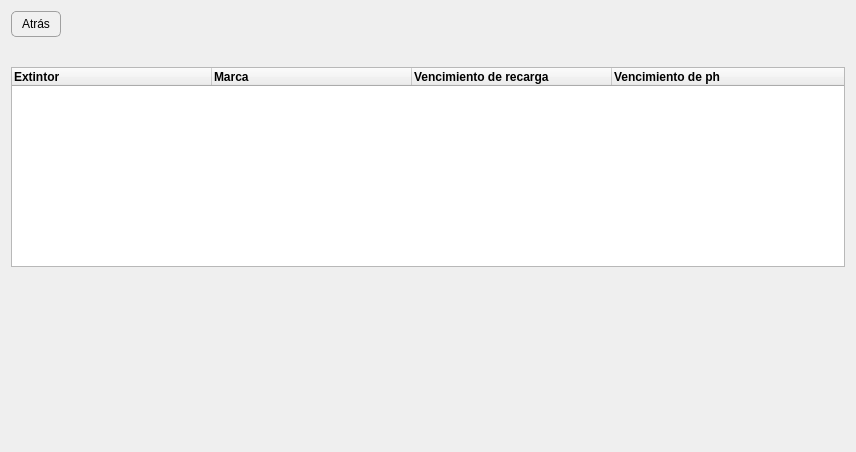
This is resources/ui/ext_client_details.ui in Julian2455/beatmat as Qt 5 draws it before an edit. The edited form follows.
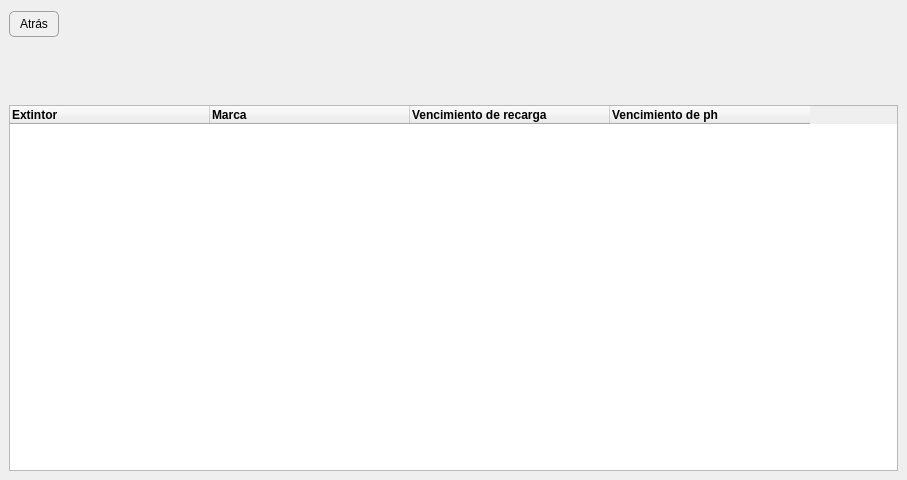
This is the edited form.

Commit message: Fechas coloreadas segun su vencimiento

Patch:
```diff
--- a/resources/ui/ext_client_details.ui
+++ b/resources/ui/ext_client_details.ui
@@ -6,18 +6,31 @@
    <rect>
     <x>0</x>
     <y>0</y>
-    <width>856</width>
-    <height>452</height>
+    <width>907</width>
+    <height>480</height>
    </rect>
   </property>
   <property name="windowTitle">
    <string>Form</string>
   </property>
-  <property name="styleSheet">
-   <string notr="true">color:black;</string>
-  </property>
-  <layout class="QVBoxLayout" name="verticalLayout_7">
+  <layout class="QVBoxLayout" name="verticalLayout" stretch="1,1,8">
+   <property name="spacing">
+    <number>0</number>
+   </property>
+   <property name="leftMargin">
+    <number>0</number>
+   </property>
+   <property name="topMargin">
+    <number>0</number>
+   </property>
+   <property name="rightMargin">
+    <number>0</number>
+   </property>
+   <property name="bottomMargin">
+    <number>0</number>
+   </property>
    <item>
+    <widget class="QWidget" name="widget" native="true">
     <layout class="QHBoxLayout" name="horizontalLayout">
      <item>
       <widget class="QPushButton" name="btnAtras">
@@ -42,16 +55,17 @@
        </property>
        <property name="sizeHint" stdset="0">
         <size>
-         <width>40</width>
+          <width>546</width>
          <height>20</height>
         </size>
        </property>
       </spacer>
      </item>
     </layout>
+    </widget>
    </item>
    <item>
-    <widget class="QLabel" name="labelExtintores">
+    <widget class="QWidget" name="widget_2" native="true">
      <property name="font">
       <font>
        <pointsize>12</pointsize>
@@ -59,76 +73,25 @@
        <underline>true</underline>
       </font>
      </property>
-     <property name="styleSheet">
-      <string notr="true">color: #333333; text-decoration: underline;</string>
-     </property>
+     <layout class="QHBoxLayout" name="horizontalLayout_2">
+      <item alignment="Qt::AlignHCenter">
+       <widget class="QLabel" name="labelExtintores">
      <property name="text">
       <string/>
      </property>
-     <property name="alignment">
-      <set>Qt::AlignCenter</set>
-     </property>
-    </widget>
-   </item>
+       </widget>
+      </item>
+     </layout>
+    </widget>
+   </item>
+   <item>
+    <widget class="QWidget" name="widget_3" native="true">
+     <layout class="QVBoxLayout" name="verticalLayout_2">
    <item>
     <widget class="QTableWidget" name="tableWidgetExtintores">
-     <property name="sizePolicy">
-      <sizepolicy hsizetype="Expanding" vsizetype="Expanding">
-       <horstretch>0</horstretch>
-       <verstretch>0</verstretch>
-      </sizepolicy>
-     </property>
-     <property name="minimumSize">
-      <size>
-       <width>0</width>
-       <height>200</height>
-      </size>
-     </property>
-     <property name="maximumSize">
-      <size>
-       <width>16777215</width>
-       <height>200</height>
-      </size>
-     </property>
-     <property name="styleSheet">
-      <string notr="true"/>
-     </property>
-     <property name="frameShadow">
-      <enum>QFrame::Plain</enum>
-     </property>
-     <property name="verticalScrollBarPolicy">
-      <enum>Qt::ScrollBarAlwaysOff</enum>
-     </property>
-     <property name="horizontalScrollBarPolicy">
-      <enum>Qt::ScrollBarAsNeeded</enum>
-     </property>
-     <property name="autoScroll">
-      <bool>true</bool>
-     </property>
-     <property name="autoScrollMargin">
-      <number>16</number>
-     </property>
-     <property name="editTriggers">
-      <set>QAbstractItemView::NoEditTriggers</set>
-     </property>
-     <property name="horizontalScrollMode">
-      <enum>QAbstractItemView::ScrollPerItem</enum>
-     </property>
-     <attribute name="horizontalHeaderVisible">
-      <bool>true</bool>
-     </attribute>
      <attribute name="horizontalHeaderDefaultSectionSize">
       <number>200</number>
      </attribute>
-     <attribute name="horizontalHeaderHighlightSections">
-      <bool>true</bool>
-     </attribute>
-     <attribute name="horizontalHeaderShowSortIndicator" stdset="0">
-      <bool>false</bool>
-     </attribute>
-     <attribute name="horizontalHeaderStretchLastSection">
-      <bool>true</bool>
-     </attribute>
      <column>
       <property name="text">
        <string>Extintor</string>
@@ -183,18 +146,8 @@
      </column>
     </widget>
    </item>
-   <item>
-    <spacer name="verticalSpacer">
-     <property name="orientation">
-      <enum>Qt::Vertical</enum>
-     </property>
-     <property name="sizeHint" stdset="0">
-      <size>
-       <width>20</width>
-       <height>40</height>
-      </size>
-     </property>
-    </spacer>
+     </layout>
+    </widget>
    </item>
   </layout>
  </widget>
```
Left out of the diff: 3 changed lines with no effect on the pictures. Lines whose indentation alone changed are shown as unchanged. The commit also changes 2 other files.
